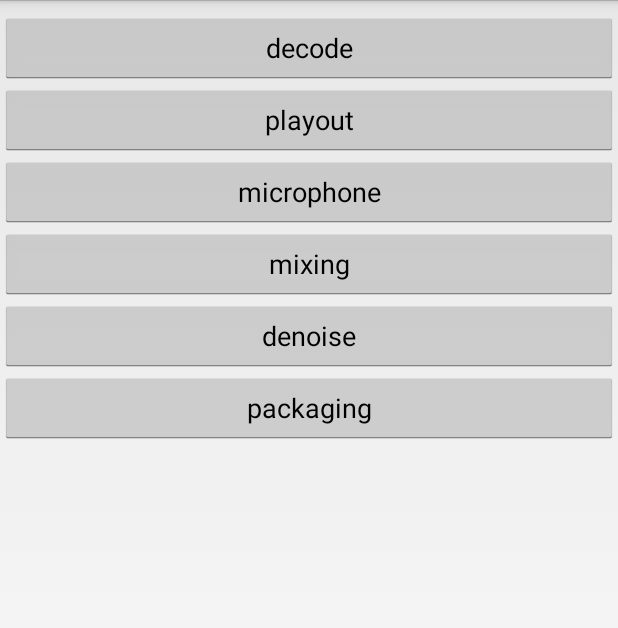
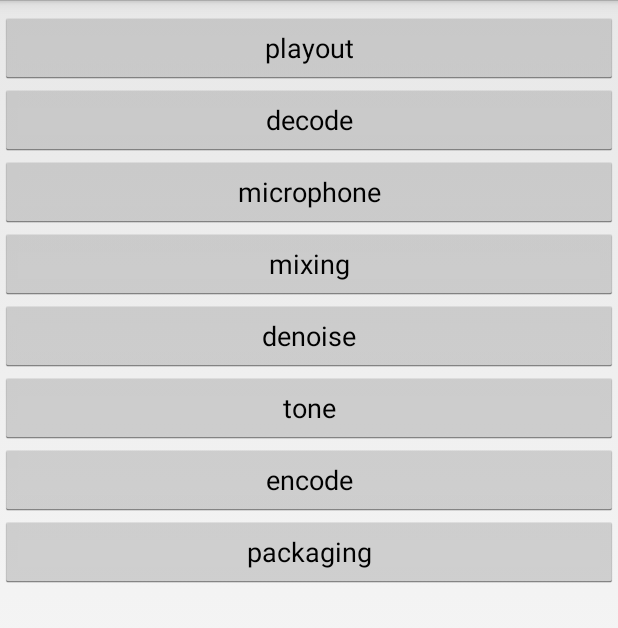
Before and after one commit to sunjinbo/Stentor, an Android app: the screen it shows after launch (MainActivity), after a tap on "playout", on a phone screen of 412 x 824 dp. Shown: the top 628 px of the screen. Run offline under Robolectric (Android 15) with nearby library versions, the phone set to English and light mode, and no system bars; network calls fail.

Commit message:
optimize codes

```diff
--- a/app/src/main/java/com/audio/stentor/MainActivity.java
+++ b/app/src/main/java/com/audio/stentor/MainActivity.java
@@ -8,13 +8,18 @@ import android.widget.Button;
 import android.widget.ProgressBar;
 import android.widget.Toast;
 
+import java.io.File;
+import java.io.IOException;
+
 public class MainActivity extends Activity implements View.OnClickListener, TaskCallback {
 
     private Button mDecodeButton;
-    private Button mPcmButton;
+    private Button mPlayoutButton;
     private Button mMixingButton;
     private Button mMicrophoneButton;
     private Button mDenoiseButton;
+    private Button mToneButton;
+    private Button mEncodeButton;
     private Button mPackagingButton;
 
     private ProgressBar mAudioTaskProgressBar;
@@ -34,22 +39,43 @@ public class MainActivity extends Activity implements View.OnClickListener, Task
     }
 
     private void initData() {
+        try {
+            AssetsUtils.copyAssetsToSDCard(
+                    this,
+                    "sample.mp4",
+                    (new File(this.getExternalCacheDir(), "sample.mp4")).getAbsolutePath());
 
+            AssetsUtils.copyAssetsToSDCard(
+                    this,
+                    "sample.mp3",
+                    (new File(this.getExternalCacheDir(), "sample.mp3")).getAbsolutePath());
+
+            AssetsUtils.copyAssetsToSDCard(
+                    this,
+                    "sample.pcm",
+                    (new File(this.getExternalCacheDir(), "sample.pcm")).getAbsolutePath());
+        } catch (IOException e) {
+            e.printStackTrace();
+        }
     }
 
     private void initView() {
         mDecodeButton = findViewById(R.id.btn_decode);
-        mPcmButton = findViewById(R.id.btn_play_pcm);
+        mPlayoutButton = findViewById(R.id.btn_playout);
         mMixingButton = findViewById(R.id.btn_mixing);
         mMicrophoneButton = findViewById(R.id.btn_microphone);
         mDenoiseButton = findViewById(R.id.btn_denoise);
+        mToneButton = findViewById(R.id.btn_tone);
+        mEncodeButton = findViewById(R.id.btn_encode);
         mPackagingButton = findViewById(R.id.btn_packaging);
 
         mDecodeButton.setOnClickListener(this);
-        mPcmButton.setOnClickListener(this);
+        mPlayoutButton.setOnClickListener(this);
         mMixingButton.setOnClickListener(this);
         mMicrophoneButton.setOnClickListener(this);
         mDenoiseButton.setOnClickListener(this);
+        mToneButton.setOnClickListener(this);
+        mEncodeButton.setOnClickListener(this);
         mPackagingButton.setOnClickListener(this);
 
         mAudioTaskProgressBar = findViewById(R.id.progress_audio_task);
@@ -58,22 +84,28 @@ public class MainActivity extends Activity implements View.OnClickListener, Task
     @Override
     public void onClick(View view) {
         switch (view.getId()) {
+            case R.id.btn_playout:
+                (new PlayoutAudioTask(this, this)).start();
+                break;
+
             case R.id.btn_decode:
                 (new DecodeAudioTask(this, this)).start();
                 break;
 
-            case R.id.btn_play_pcm:
-                (new PcmAudioTask(this, this)).start();
+                case R.id.btn_microphone:
+                (new MicphoneAudioTask(this, this)).start();
                 break;
 
             case R.id.btn_mixing:
                 break;
 
-            case R.id.btn_microphone:
-                (new MicphoneAudioTask(this, this)).start();
+            case R.id.btn_denoise:
                 break;
 
-            case R.id.btn_denoise:
+            case R.id.btn_tone:
+                break;
+
+            case R.id.btn_encode:
                 break;
 
             case R.id.btn_packaging:
@@ -90,10 +122,12 @@ public class MainActivity extends Activity implements View.OnClickListener, Task
             @Override
             public void run() {
                 mDecodeButton.setEnabled(false);
-                mPcmButton.setEnabled(false);
+                mPlayoutButton.setEnabled(false);
+                mMicrophoneButton.setEnabled(false);
                 mMixingButton.setEnabled(false);
-                mMicrophoneButton.setEnabled(false);
                 mDenoiseButton.setEnabled(false);
+                mToneButton.setEnabled(false);
+                mEncodeButton.setEnabled(false);
                 mPackagingButton.setEnabled(false);
 
                 mAudioTaskProgressBar.setVisibility(View.VISIBLE);
@@ -107,17 +141,19 @@ public class MainActivity extends Activity implements View.OnClickListener, Task
             @Override
             public void run() {
                 mDecodeButton.setEnabled(true);
-                mPcmButton.setEnabled(true);
+                mPlayoutButton.setEnabled(true);
+                mMicrophoneButton.setEnabled(true);
                 mMixingButton.setEnabled(true);
-                mMicrophoneButton.setEnabled(true);
                 mDenoiseButton.setEnabled(true);
+                mToneButton.setEnabled(true);
+                mEncodeButton.setEnabled(true);
                 mPackagingButton.setEnabled(true);
 
                 mAudioTaskProgressBar.setVisibility(View.INVISIBLE);
 
                 if (task instanceof DecodeAudioTask) {
                     Toast.makeText(MainActivity.this, "Successfully to decode a PCM file!", Toast.LENGTH_SHORT).show();
-                } else if (task instanceof PcmAudioTask) {
+                } else if (task instanceof PlayoutAudioTask) {
                     Toast.makeText(MainActivity.this, "Successfully to playing a PCM file!", Toast.LENGTH_SHORT).show();
                 } else if (task instanceof MicphoneAudioTask) {
                     Toast.makeText(MainActivity.this, "Successfully to record an audio file!", Toast.LENGTH_SHORT).show();
@@ -132,10 +168,12 @@ public class MainActivity extends Activity implements View.OnClickListener, Task
             @Override
             public void run() {
                 mDecodeButton.setEnabled(true);
-                mPcmButton.setEnabled(true);
+                mPlayoutButton.setEnabled(true);
+                mMicrophoneButton.setEnabled(true);
                 mMixingButton.setEnabled(true);
-                mMicrophoneButton.setEnabled(true);
                 mDenoiseButton.setEnabled(true);
+                mToneButton.setEnabled(true);
+                mEncodeButton.setEnabled(true);
                 mPackagingButton.setEnabled(true);
 
                 mAudioTaskProgressBar.setVisibility(View.INVISIBLE);
--- a/app/src/main/java/com/audio/stentor/MicphoneAudioTask.java
+++ b/app/src/main/java/com/audio/stentor/MicphoneAudioTask.java
@@ -27,7 +27,7 @@ public class MicphoneAudioTask extends AudioTask {
     public void run() {
         notifyTaskStarted();
 
-        final String dataSource = (new File(mContext.getExternalCacheDir(), "video.mp4").getAbsolutePath());
+        final String dataSource = (new File(mContext.getExternalCacheDir(), "sample.mp4").getAbsolutePath());
 
         MediaMetadataRetriever retriever = new MediaMetadataRetriever();
         retriever.setDataSource(dataSource);
@@ -51,7 +51,7 @@ public class MicphoneAudioTask extends AudioTask {
         BufferedOutputStream bos = null;
 
         try {
-            File pcm = new File(mContext.getExternalCacheDir(), "video.pcm");
+            File pcm = new File(mContext.getExternalCacheDir(), "sample.pcm");
             if (pcm.exists()) {
                 pcm.delete();
             }
--- a/app/src/main/java/com/audio/stentor/PcmAudioTask.java
+++ /dev/null
@@ -1,63 +0,0 @@
-package com.audio.stentor;
-
-import android.content.Context;
-import android.media.AudioFormat;
-import android.media.AudioManager;
-import android.media.AudioTrack;
-
-import java.io.File;
-import java.io.FileInputStream;
-
-/**
- * PcmAudioTask class.
- * This class can play a PCM file directly.
- */
-public class PcmAudioTask extends AudioTask {
-
-    private AudioTrack mAudioTrack;
-
-    public PcmAudioTask(Context context, TaskCallback callback) {
-        super(context, callback);
-    }
-
-    @Override
-    public void run() {
-        notifyTaskStarted();
-
-        final int minBufferSize = AudioTrack.getMinBufferSize(48000,
-                AudioFormat.CHANNEL_IN_STEREO, AudioFormat.ENCODING_PCM_16BIT);
-        mAudioTrack = new AudioTrack(AudioManager.STREAM_MUSIC,
-                48000, // 采样率
-                AudioFormat.CHANNEL_IN_STEREO, // 声道
-                AudioFormat.ENCODING_PCM_16BIT, // 采样精度
-                minBufferSize,
-                AudioTrack.MODE_STREAM);
-
-        try {
-            final File pcm = new File(mContext.getExternalCacheDir(), "video.pcm");
-            if (pcm.exists()) {
-                FileInputStream fileInputStream = new FileInputStream(pcm);
-                mAudioTrack.play();
-                int len;
-                int progress = 0;
-                byte[] arr = new byte[minBufferSize];
-                while ((len = fileInputStream.read(arr))!=-1 ) {
-                    mAudioTrack.write(arr, 0, len);
-                    progress += len;
-                    notifyTaskProgress((int)pcm.length(), progress);
-                }
-
-                mAudioTrack.stop();
-                mAudioTrack.release();
-                mAudioTrack = null;
-
-                fileInputStream.close();
-            }
-        } catch (Exception e) {
-            e.printStackTrace();
-            notifyTaskError(-1);
-        }
-
-        notifyTaskCompleted();
-    }
-}
--- /dev/null
+++ b/app/src/main/java/com/audio/stentor/PlayoutAudioTask.java
@@ -0,0 +1,63 @@
+package com.audio.stentor;
+
+import android.content.Context;
+import android.media.AudioFormat;
+import android.media.AudioManager;
+import android.media.AudioTrack;
+
+import java.io.File;
+import java.io.FileInputStream;
+
+/**
+ * PlayoutAudioTask class.
+ * This class can play a PCM file directly.
+ */
+public class PlayoutAudioTask extends AudioTask {
+
+    private AudioTrack mAudioTrack;
+
+    public PlayoutAudioTask(Context context, TaskCallback callback) {
+        super(context, callback);
+    }
+
+    @Override
+    public void run() {
+        notifyTaskStarted();
+
+        final int minBufferSize = AudioTrack.getMinBufferSize(48000,
+                AudioFormat.CHANNEL_IN_STEREO, AudioFormat.ENCODING_PCM_16BIT);
+        mAudioTrack = new AudioTrack(AudioManager.STREAM_MUSIC,
+                48000, // 采样率
+                AudioFormat.CHANNEL_IN_STEREO, // 声道
+                AudioFormat.ENCODING_PCM_16BIT, // 采样精度
+                minBufferSize,
+                AudioTrack.MODE_STREAM);
+
+        try {
+            final File pcm = new File(mContext.getExternalCacheDir(), "sample.pcm");
+            if (pcm.exists()) {
+                FileInputStream fileInputStream = new FileInputStream(pcm);
+                mAudioTrack.play();
+                int len;
+                int progress = 0;
+                byte[] arr = new byte[minBufferSize];
+                while ((len = fileInputStream.read(arr))!=-1 ) {
+                    mAudioTrack.write(arr, 0, len);
+                    progress += len;
+                    notifyTaskProgress((int)pcm.length(), progress);
+                }
+
+                mAudioTrack.stop();
+                mAudioTrack.release();
+                mAudioTrack = null;
+
+                fileInputStream.close();
+            }
+        } catch (Exception e) {
+            e.printStackTrace();
+            notifyTaskError(-1);
+        }
+
+        notifyTaskCompleted();
+    }
+}
--- a/app/src/main/res/layout/activity_main.xml
+++ b/app/src/main/res/layout/activity_main.xml
@@ -20,14 +20,14 @@
         android:layout_height="8dp" />
 
     <Button
-        android:id="@+id/btn_decode"
-        android:text="decode"
+        android:id="@+id/btn_playout"
+        android:text="playout"
         android:layout_width="match_parent"
         android:layout_height="wrap_content" />
 
     <Button
-        android:id="@+id/btn_play_pcm"
-        android:text="playout"
+        android:id="@+id/btn_decode"
+        android:text="decode"
         android:layout_width="match_parent"
         android:layout_height="wrap_content" />
 
@@ -50,6 +50,18 @@
         android:layout_height="wrap_content" />
 
     <Button
+        android:id="@+id/btn_tone"
+        android:text="tone"
+        android:layout_width="match_parent"
+        android:layout_height="wrap_content" />
+
+    <Button
+        android:id="@+id/btn_encode"
+        android:text="encode"
+        android:layout_width="match_parent"
+        android:layout_height="wrap_content" />
+
+    <Button
         android:id="@+id/btn_packaging"
         android:text="packaging"
         android:layout_width="match_parent"
```
Also changed, not shown: app/src/main/java/com/audio/stentor/DecodeAudioTask.java (+2 -14 lines), 4 other files.
